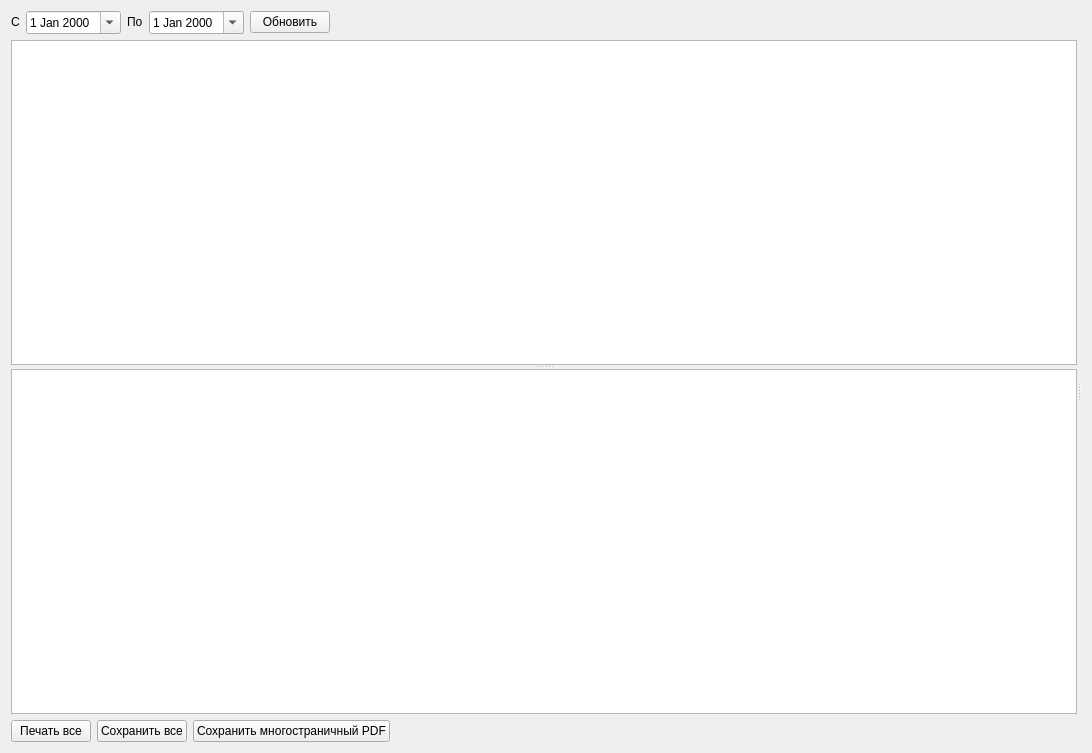
Before: the Qt Designer form formship.ui in Sergeyego/el_sert, drawn with Qt 5.
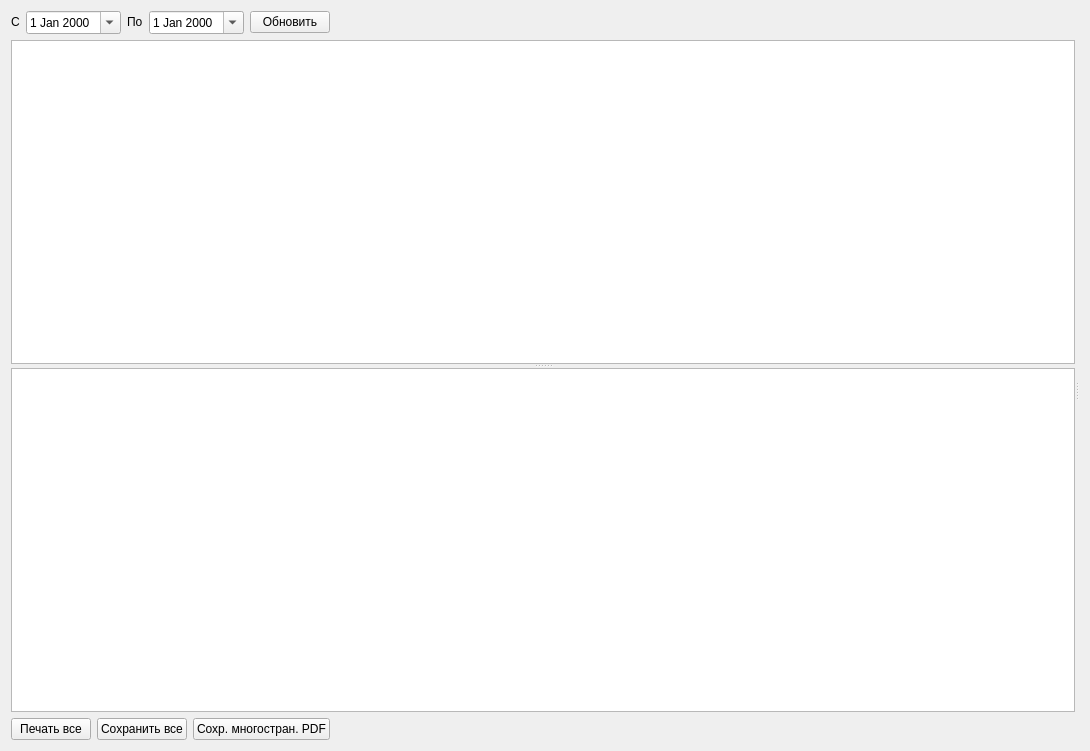
After: the same form once the commit is applied. Custom widgets are drawn as their Qt base class.

The edit to the form file:
```diff
--- a/formship.ui
+++ b/formship.ui
@@ -6,8 +6,8 @@
    <rect>
     <x>0</x>
     <y>0</y>
-    <width>1092</width>
-    <height>753</height>
+    <width>1090</width>
+    <height>751</height>
    </rect>
   </property>
   <property name="windowTitle">
@@ -88,12 +88,6 @@
        <enum>Qt::Vertical</enum>
       </property>
       <widget class="QTableView" name="tableViewShip">
-       <property name="sizePolicy">
-        <sizepolicy hsizetype="Expanding" vsizetype="Minimum">
-         <horstretch>0</horstretch>
-         <verstretch>0</verstretch>
-        </sizepolicy>
-       </property>
        <property name="selectionMode">
         <enum>QAbstractItemView::SingleSelection</enum>
        </property>
@@ -138,7 +132,7 @@
           <item>
            <widget class="QPushButton" name="cmdMultipagePdf">
             <property name="text">
-             <string>Сохранить многостраничный PDF</string>
+             <string>Сохр. многостран. PDF</string>
             </property>
            </widget>
           </item>
```
